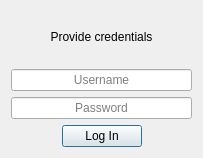
The window that code/qtApp/loginWindow.ui (stoptherock1/HSM) describes before a commit, drawn with Qt 5.
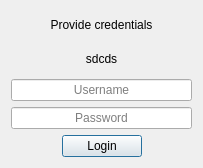
The same window after the commit.

Commit message: 'loginWindow' is prepared for the interaction with the model

Patch:
```diff
--- a/code/qtApp/loginWindow.ui
+++ b/code/qtApp/loginWindow.ui
@@ -7,7 +7,7 @@
     <x>0</x>
     <y>0</y>
     <width>203</width>
-    <height>158</height>
+    <height>168</height>
    </rect>
   </property>
   <property name="sizePolicy">
@@ -30,6 +30,11 @@
   </property>
   <layout class="QVBoxLayout" name="verticalLayout">
    <item>
+    <layout class="QVBoxLayout" name="verticalLayout_2">
+     <property name="sizeConstraint">
+      <enum>QLayout::SetMinimumSize</enum>
+     </property>
+     <item>
     <widget class="QLabel" name="label">
      <property name="text">
       <string>Provide credentials</string>
@@ -40,7 +45,17 @@
     </widget>
    </item>
    <item>
-    <widget class="QLineEdit" name="lineEdit">
+      <widget class="QLabel" name="status_label">
+       <property name="text">
+        <string>sdcds</string>
+       </property>
+       <property name="alignment">
+        <set>Qt::AlignCenter</set>
+       </property>
+      </widget>
+     </item>
+     <item>
+      <widget class="QLineEdit" name="usename_lineEdit">
      <property name="alignment">
       <set>Qt::AlignCenter</set>
      </property>
@@ -50,7 +65,7 @@
     </widget>
    </item>
    <item>
-    <widget class="QLineEdit" name="lineEdit_2">
+      <widget class="QLineEdit" name="password_lineEdit">
      <property name="inputMethodHints">
       <set>Qt::ImhNone</set>
      </property>
@@ -80,7 +95,7 @@
      <item>
       <widget class="QPushButton" name="pushButton">
        <property name="text">
-        <string>Log In</string>
+          <string>Login</string>
        </property>
       </widget>
      </item>
@@ -96,6 +111,8 @@
         </size>
        </property>
       </spacer>
+       </item>
+      </layout>
      </item>
     </layout>
    </item>
```
Left out of the diff: 2 changed lines with no effect on the pictures. Lines whose indentation alone changed are shown as unchanged. The commit also changes 5 other files.
